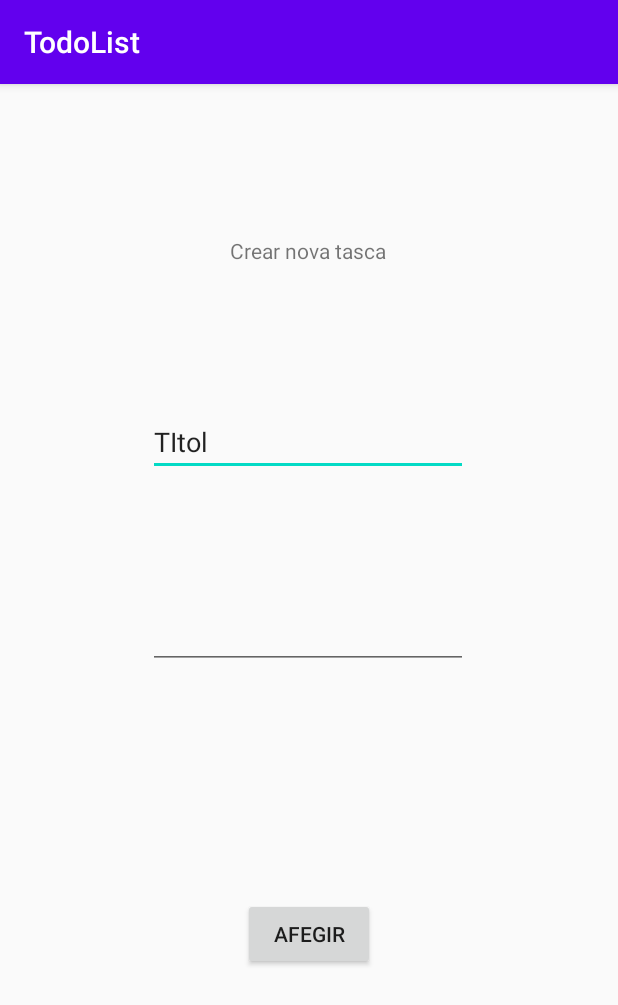
After one commit to JoanBF20/TodoList, an Android app: the addTask screen opened directly, with no data from a screen before it, on a phone screen of 412 x 824 dp. The commit adds this screen. Shown: the top 1005 px of the screen. Run offline under Robolectric (Android 15) with nearby library versions, the phone set to English and light mode, and no system bars.

Commit message:
Afegir tasques S'ha creat una nova activitat per afegir noves tasques

```diff
--- a/app/build.gradle
+++ b/app/build.gradle
@@ -26,6 +26,7 @@ dependencies {
     implementation fileTree(dir: "libs", include: ["*.jar"])
     implementation 'androidx.appcompat:appcompat:1.2.0'
     implementation 'androidx.constraintlayout:constraintlayout:2.0.4'
+    implementation 'com.google.android.material:material:1.2.1'
     testImplementation 'junit:junit:4.12'
     androidTestImplementation 'androidx.test.ext:junit:1.1.2'
     androidTestImplementation 'androidx.test.espresso:espresso-core:3.3.0'
--- a/app/src/main/AndroidManifest.xml
+++ b/app/src/main/AndroidManifest.xml
@@ -9,6 +9,7 @@
         android:roundIcon="@mipmap/ic_launcher_round"
         android:supportsRtl="true"
         android:theme="@style/AppTheme">
+        <activity android:name=".addTask"></activity>
         <activity android:name=".MainActivity">
             <intent-filter>
                 <action android:name="android.intent.action.MAIN" />
--- a/app/src/main/java/com/example/todolist/Task.java
+++ b/app/src/main/java/com/example/todolist/Task.java
@@ -10,12 +10,6 @@ public class Task {
         this.codi = codi;
         this.title = title;
         this.description = description;
-        this.complete = complete;
-    }
-
-    public Task(int codi, String title, boolean complete){
-        this.codi = codi;
-        this.title = title;
         this.complete = complete;
     }
 
--- /dev/null
+++ b/app/src/main/java/com/example/todolist/addTask.java
@@ -0,0 +1,36 @@
+package com.example.todolist;
+
+import androidx.appcompat.app.AppCompatActivity;
+
+import android.content.Intent;
+import android.os.Bundle;
+import android.view.View;
+import android.widget.Button;
+import android.widget.EditText;
+
+import com.google.android.material.floatingactionbutton.FloatingActionButton;
+
+public class addTask extends AppCompatActivity {
+
+    @Override
+    protected void onCreate(Bundle savedInstanceState) {
+        super.onCreate(savedInstanceState);
+        setContentView(R.layout.activity_add_task);
+
+        final EditText titleText = (EditText) this.findViewById(R.id.editTextTextPersonName);
+        final EditText descriptionText = (EditText) this.findViewById(R.id.editTextTextMultiLine);
+
+        Button myFab = (Button) this.findViewById(R.id.addButton);
+        myFab.setOnClickListener(new View.OnClickListener() {
+            public void onClick(View v) {
+                Intent resultIntent = new Intent();
+                String title = titleText.getText().toString();
+                resultIntent.putExtra("title", title);
+                String description = descriptionText.getText().toString();
+                resultIntent.putExtra("description", description);
+                setResult(RESULT_OK, resultIntent);
+                finish();
+            }
+        });
+    }
+}
--- /dev/null
+++ b/app/src/main/res/layout/activity_add_task.xml
@@ -0,0 +1,64 @@
+<?xml version="1.0" encoding="utf-8"?>
+<androidx.constraintlayout.widget.ConstraintLayout xmlns:android="http://schemas.android.com/apk/res/android"
+    xmlns:app="http://schemas.android.com/apk/res-auto"
+    xmlns:tools="http://schemas.android.com/tools"
+    android:layout_width="match_parent"
+    android:layout_height="match_parent"
+    tools:context=".addTask">
+
+    <EditText
+        android:id="@+id/editTextTextPersonName"
+        android:layout_width="wrap_content"
+        android:layout_height="wrap_content"
+        android:layout_marginStart="100dp"
+        android:layout_marginTop="95dp"
+        android:layout_marginEnd="101dp"
+        android:ems="10"
+        android:inputType="textPersonName"
+        android:text="TItol"
+        app:layout_constraintEnd_toEndOf="parent"
+        app:layout_constraintStart_toStartOf="parent"
+        app:layout_constraintTop_toBottomOf="@+id/textTitle" />
+
+    <EditText
+        android:id="@+id/editTextTextMultiLine"
+        android:layout_width="wrap_content"
+        android:layout_height="wrap_content"
+        android:layout_marginStart="100dp"
+        android:layout_marginTop="83dp"
+        android:layout_marginEnd="101dp"
+        android:ems="10"
+        android:gravity="start|top"
+        android:inputType="textMultiLine"
+        app:layout_constraintEnd_toEndOf="parent"
+        app:layout_constraintStart_toStartOf="parent"
+        app:layout_constraintTop_toBottomOf="@+id/editTextTextPersonName" />
+
+    <Button
+        android:id="@+id/addButton"
+        android:layout_width="wrap_content"
+        android:layout_height="wrap_content"
+        android:layout_marginStart="161dp"
+        android:layout_marginTop="135dp"
+        android:layout_marginEnd="162dp"
+        android:layout_marginBottom="160dp"
+        android:text="Afegir"
+        app:layout_constraintBottom_toBottomOf="parent"
+        app:layout_constraintEnd_toEndOf="parent"
+        app:layout_constraintStart_toStartOf="parent"
+        app:layout_constraintTop_toBottomOf="@+id/editTextTextMultiLine" />
+
+    <TextView
+        android:id="@+id/textTitle"
+        android:layout_width="wrap_content"
+        android:layout_height="wrap_content"
+        android:layout_marginStart="176dp"
+        android:layout_marginTop="101dp"
+        android:layout_marginEnd="177dp"
+        android:layout_marginBottom="95dp"
+        android:text="Crear nova tasca"
+        app:layout_constraintBottom_toTopOf="@+id/editTextTextPersonName"
+        app:layout_constraintEnd_toEndOf="parent"
+        app:layout_constraintStart_toStartOf="parent"
+        app:layout_constraintTop_toTopOf="parent" />
+</androidx.constraintlayout.widget.ConstraintLayout>
```
Also changed, not shown: app/src/main/java/com/example/todolist/MainActivity.java (+36 -4 lines), app/src/main/res/layout/activity_main.xml (+9 -0 lines).
